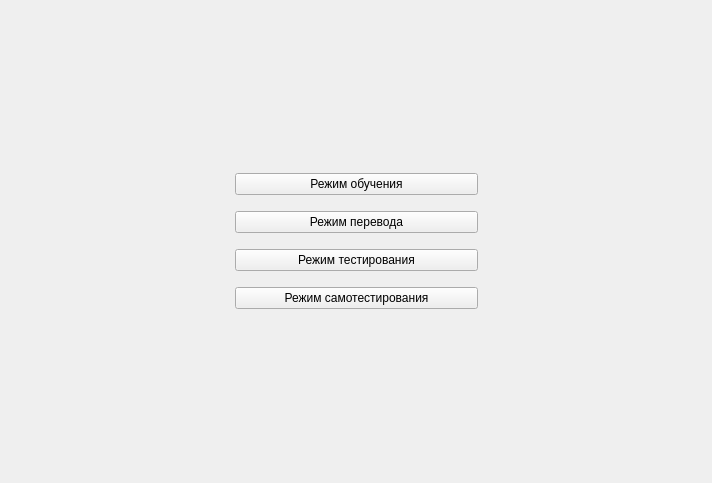
Before: the Qt Designer form menuwidget.ui in kafka1408me/NumberSystems, drawn with Qt 5.
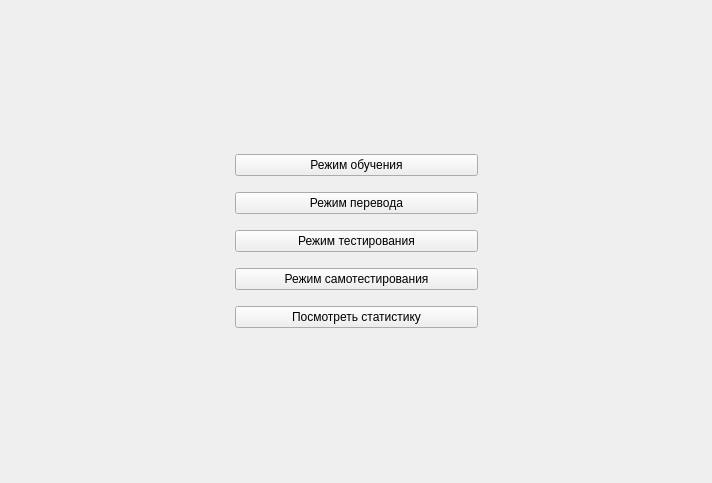
After: the same form once the commit is applied.

Diff of the .ui file:
```diff
--- a/menuwidget.ui
+++ b/menuwidget.ui
@@ -85,6 +85,13 @@
           </property>
          </widget>
         </item>
+        <item>
+         <widget class="QPushButton" name="showStatisticsBtn">
+          <property name="text">
+           <string>Посмотреть статистику</string>
+          </property>
+         </widget>
+        </item>
        </layout>
       </item>
      </layout>
```
